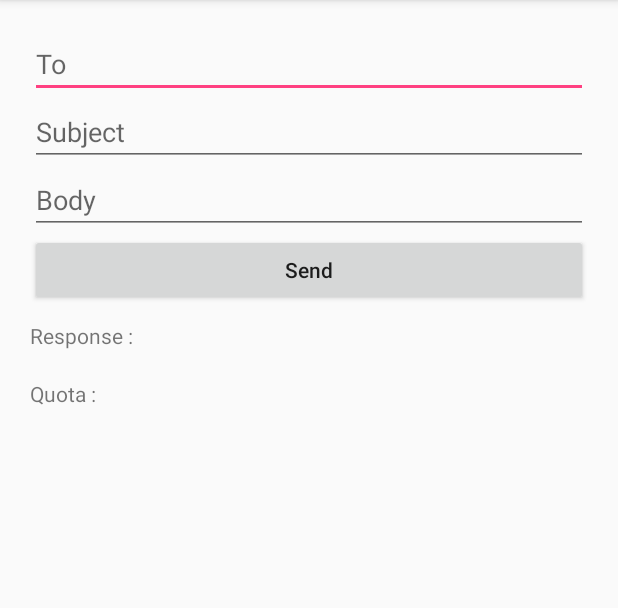
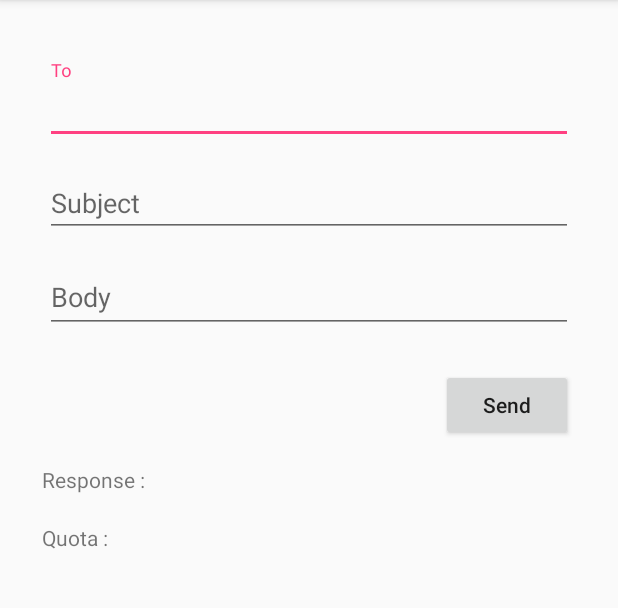
Before and after one commit to GeolseuDei/heketon, an Android app: the screen it shows after launch (MainActivity), on a phone screen of 412 x 824 dp, the part 84-692 px from its top. Run offline under Robolectric (Android 15) with nearby library versions, the phone set to English and light mode, and no system bars.

Commit message:
convert to ConstraintLayout

```diff
--- a/app/src/main/res/layout/activity_main.xml
+++ b/app/src/main/res/layout/activity_main.xml
@@ -1,5 +1,6 @@
 <?xml version="1.0" encoding="utf-8"?>
-<LinearLayout xmlns:android="http://schemas.android.com/apk/res/android"
+<android.support.constraint.ConstraintLayout xmlns:android="http://schemas.android.com/apk/res/android"
+    xmlns:app="http://schemas.android.com/apk/res-auto"
     xmlns:tools="http://schemas.android.com/tools"
     android:layout_width="match_parent"
     android:layout_height="match_parent"
@@ -7,48 +8,112 @@
     android:orientation="vertical"
     android:padding="20dp">
 
+    <android.support.design.widget.TextInputLayout
+        android:id="@+id/textInputLayout3"
+        android:layout_width="match_parent"
+        android:layout_height="wrap_content"
+        android:layout_marginEnd="10dp"
+        android:layout_marginStart="10dp"
+        android:layout_marginTop="20dp"
+        app:layout_constraintEnd_toEndOf="parent"
+        app:layout_constraintStart_toStartOf="parent"
+        app:layout_constraintTop_toTopOf="parent">
+
         <EditText
             android:id="@+id/to"
             android:layout_width="match_parent"
             android:layout_height="wrap_content"
-        android:hint="To"/>
+            android:layout_weight="1"
+            android:hint="To" />
+
+    </android.support.design.widget.TextInputLayout>
+
+    <android.support.design.widget.TextInputLayout
+        android:id="@+id/textInputLayout2"
+        android:layout_width="match_parent"
+        android:layout_height="54dp"
+        android:layout_marginEnd="10dp"
+        android:layout_marginStart="10dp"
+        android:layout_marginTop="8dp"
+        app:layout_constraintEnd_toEndOf="parent"
+        app:layout_constraintStart_toStartOf="parent"
+        app:layout_constraintTop_toBottomOf="@+id/textInputLayout3">
+
         <EditText
             android:id="@+id/subject"
             android:layout_width="match_parent"
             android:layout_height="wrap_content"
-        android:hint="Subject"/>
+            android:hint="Subject"
+            tools:layout_editor_absoluteX="20dp"
+            tools:layout_editor_absoluteY="116dp" />
+
+    </android.support.design.widget.TextInputLayout>
+
+    <android.support.design.widget.TextInputLayout
+        android:id="@+id/textInputLayout"
+        android:layout_width="match_parent"
+        android:layout_height="wrap_content"
+        android:layout_marginEnd="10dp"
+        android:layout_marginStart="10dp"
+        android:layout_marginTop="8dp"
+        app:layout_constraintEnd_toEndOf="parent"
+        app:layout_constraintStart_toStartOf="parent"
+        app:layout_constraintTop_toBottomOf="@+id/textInputLayout2">
+
         <EditText
             android:id="@+id/body"
             android:layout_width="match_parent"
             android:layout_height="wrap_content"
-        android:hint="Body"/>
+            android:hint="Body" />
+
+    </android.support.design.widget.TextInputLayout>
+
     <Button
         android:id="@+id/btnSend"
-        android:layout_width="match_parent"
+        android:layout_width="wrap_content"
         android:layout_height="wrap_content"
+        android:layout_marginEnd="10dp"
+        android:layout_marginTop="24dp"
         android:text="Send"
-        android:textAllCaps="false"/>
+        android:textAllCaps="false"
+        app:layout_constraintEnd_toEndOf="parent"
+        app:layout_constraintHorizontal_bias="1.0"
+        app:layout_constraintStart_toStartOf="parent"
+        app:layout_constraintTop_toBottomOf="@+id/textInputLayout" />
 
     <LinearLayout
-        android:layout_marginTop="10dp"
-        android:layout_width="match_parent"
-        android:layout_height="match_parent"
-        android:orientation="vertical">
+        android:id="@+id/linearLayout"
+        android:layout_width="0dp"
+        android:layout_height="wrap_content"
+        android:layout_marginBottom="20dp"
+        android:layout_marginEnd="8dp"
+        android:layout_marginStart="8dp"
+        android:layout_marginTop="16dp"
+        android:orientation="vertical"
+        app:layout_constraintBottom_toBottomOf="parent"
+        app:layout_constraintEnd_toEndOf="parent"
+        app:layout_constraintStart_toStartOf="parent"
+        app:layout_constraintTop_toBottomOf="@+id/btnSend"
+        app:layout_constraintVertical_bias="0.0">
+
         <TextView
             android:layout_width="match_parent"
             android:layout_height="wrap_content"
-            android:text="Response :"/>
+            android:text="Response :" />
+
         <TextView
             android:id="@+id/response"
             android:layout_width="match_parent"
-            android:layout_height="wrap_content"/>
+            android:layout_height="wrap_content" />
+
         <TextView
             android:layout_width="match_parent"
             android:layout_height="wrap_content"
-            android:text="Quota :"/>
+            android:text="Quota :" />
+
         <TextView
             android:id="@+id/quota"
             android:layout_width="match_parent"
-            android:layout_height="wrap_content"/>
+            android:layout_height="wrap_content" />
     </LinearLayout>
-</LinearLayout>
+</android.support.constraint.ConstraintLayout>
```
Lines whose indentation alone changed are shown as unchanged.
